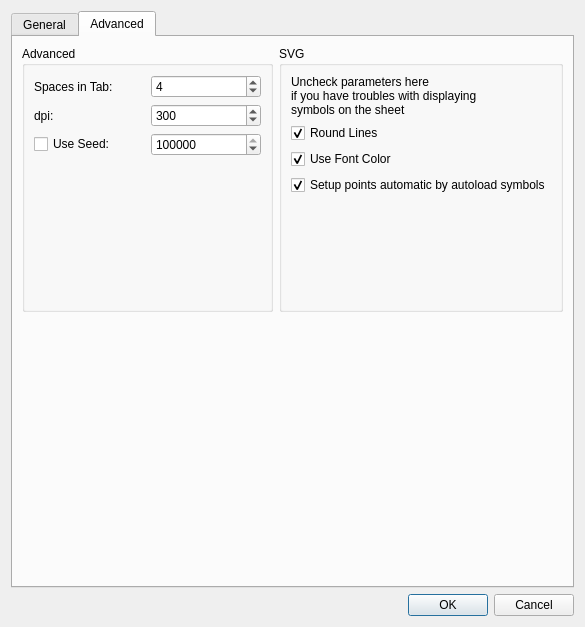
Before: the Qt Designer form preferencesdialog.ui in aizenbit/Scribbler, drawn with Qt 5.
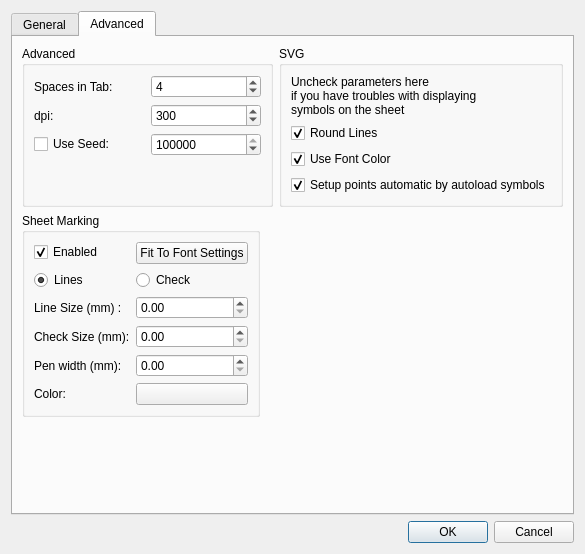
After: the same form once the commit is applied. The open tabs and pages were chosen to show the change.

Commit message: Added UI for marking preferences

Patch:
```diff
--- a/preferencesdialog.ui
+++ b/preferencesdialog.ui
@@ -7,7 +7,7 @@
     <x>0</x>
     <y>0</y>
     <width>585</width>
-    <height>627</height>
+    <height>550</height>
    </rect>
   </property>
   <property name="windowTitle">
@@ -634,6 +634,131 @@
          </item>
         </layout>
        </item>
+       <item>
+        <layout class="QHBoxLayout" name="horizontalLayout_4">
+         <item>
+          <widget class="QGroupBox" name="groupBox_9">
+           <property name="title">
+            <string>Sheet Marking</string>
+           </property>
+           <layout class="QFormLayout" name="formLayout_2">
+            <item row="0" column="0">
+             <widget class="QCheckBox" name="markingEnabledCheckBox">
+              <property name="text">
+               <string>Enabled</string>
+              </property>
+              <property name="checked">
+               <bool>true</bool>
+              </property>
+             </widget>
+            </item>
+            <item row="2" column="0">
+             <widget class="QRadioButton" name="markingLinesRadioButton">
+              <property name="text">
+               <string>Lines</string>
+              </property>
+              <property name="checked">
+               <bool>true</bool>
+              </property>
+             </widget>
+            </item>
+            <item row="2" column="1">
+             <widget class="QRadioButton" name="markingCheckRadioButton">
+              <property name="text">
+               <string>Check</string>
+              </property>
+             </widget>
+            </item>
+            <item row="3" column="0">
+             <widget class="QLabel" name="label_16">
+              <property name="text">
+               <string>Line Size (mm) :</string>
+              </property>
+             </widget>
+            </item>
+            <item row="3" column="1">
+             <widget class="QDoubleSpinBox" name="markingLineSizeSpinBox">
+              <property name="maximum">
+               <double>999.990000000000009</double>
+              </property>
+              <property name="singleStep">
+               <double>0.100000000000000</double>
+              </property>
+             </widget>
+            </item>
+            <item row="4" column="0">
+             <widget class="QLabel" name="label_17">
+              <property name="text">
+               <string>Check Size (mm):</string>
+              </property>
+             </widget>
+            </item>
+            <item row="4" column="1">
+             <widget class="QDoubleSpinBox" name="markingCheckSizeSpinBox">
+              <property name="maximum">
+               <double>999.990000000000009</double>
+              </property>
+              <property name="singleStep">
+               <double>0.100000000000000</double>
+              </property>
+             </widget>
+            </item>
+            <item row="5" column="0">
+             <widget class="QLabel" name="label_18">
+              <property name="text">
+               <string>Pen width (mm):</string>
+              </property>
+             </widget>
+            </item>
+            <item row="5" column="1">
+             <widget class="QDoubleSpinBox" name="markingPenWidthSpinBox">
+              <property name="maximum">
+               <double>999.990000000000009</double>
+              </property>
+              <property name="singleStep">
+               <double>0.100000000000000</double>
+              </property>
+             </widget>
+            </item>
+            <item row="6" column="0">
+             <widget class="QLabel" name="label_19">
+              <property name="text">
+               <string>Color:</string>
+              </property>
+             </widget>
+            </item>
+            <item row="6" column="1">
+             <widget class="QPushButton" name="markingColorButton">
+              <property name="text">
+               <string/>
+              </property>
+             </widget>
+            </item>
+            <item row="0" column="1">
+             <widget class="QPushButton" name="markingFitPushButton">
+              <property name="text">
+               <string>Fit To Font Settings</string>
+              </property>
+             </widget>
+            </item>
+           </layout>
+          </widget>
+         </item>
+         <item>
+          <spacer name="horizontalSpacer_2">
+           <property name="orientation">
+            <enum>Qt::Horizontal</enum>
+           </property>
+           <property name="sizeHint" stdset="0">
+            <size>
+             <width>40</width>
+             <height>20</height>
+            </size>
+           </property>
+          </spacer>
+         </item>
+        </layout>
+       </item>
        <item>
         <spacer name="verticalSpacer_2">
          <property name="orientation">
```
The commit also changes 2 other files.
